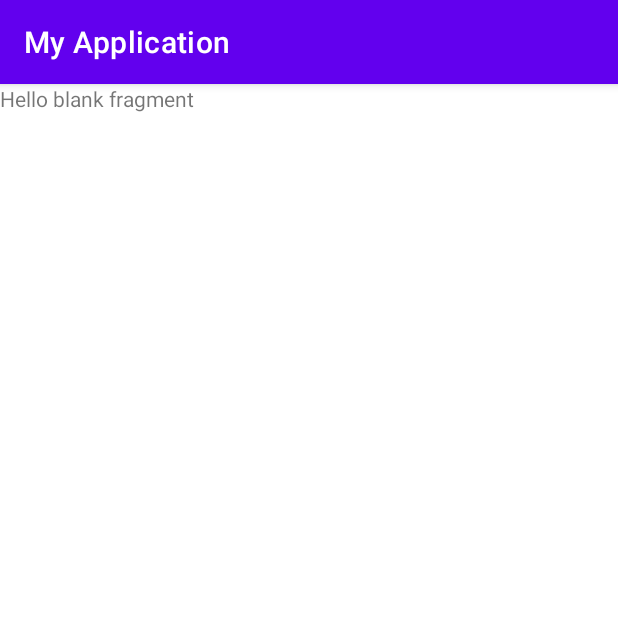
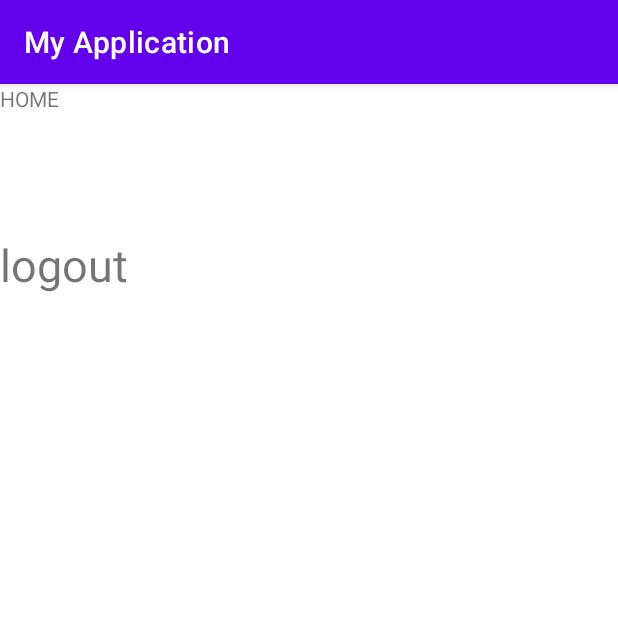
Before and after one commit to AmirKakDela/kotlin_todo-app, an Android app: the HomeFragment screen opened through its navigation route, on a phone screen of 412 x 824 dp, the top half of it. Run offline under Robolectric (Android 15) with nearby library versions, the phone set to English and light mode, and no system bars; our stand-ins replace Firebase (no records; nobody signed in at launch, a user with empty details on screens opened directly); 1 statement that could not run was skipped.

```diff
--- a/app/src/main/java/com/example/myapplication/fragments/HomeFragment.kt
+++ b/app/src/main/java/com/example/myapplication/fragments/HomeFragment.kt
@@ -5,56 +5,42 @@ import androidx.fragment.app.Fragment
 import android.view.LayoutInflater
 import android.view.View
 import android.view.ViewGroup
+import androidx.navigation.NavController
+import androidx.navigation.Navigation
 import com.example.myapplication.R
+import com.example.myapplication.databinding.FragmentHomeBinding
+import com.google.firebase.auth.FirebaseAuth
 
-// TODO: Rename parameter arguments, choose names that match
-// the fragment initialization parameters, e.g. ARG_ITEM_NUMBER
-private const val ARG_PARAM1 = "param1"
-private const val ARG_PARAM2 = "param2"
-
-/**
- * A simple [Fragment] subclass.
- * Use the [HomeFragment.newInstance] factory method to
- * create an instance of this fragment.
- */
 class HomeFragment : Fragment() {
-    // TODO: Rename and change types of parameters
-    private var param1: String? = null
-    private var param2: String? = null
-
-    override fun onCreate(savedInstanceState: Bundle?) {
-        super.onCreate(savedInstanceState)
-        arguments?.let {
-            param1 = it.getString(ARG_PARAM1)
-            param2 = it.getString(ARG_PARAM2)
-        }
-    }
+    private lateinit var mAuth: FirebaseAuth
+    private lateinit var navController: NavController
+    private lateinit var binding: FragmentHomeBinding
 
     override fun onCreateView(
         inflater: LayoutInflater, container: ViewGroup?,
         savedInstanceState: Bundle?
-    ): View? {
-        // Inflate the layout for this fragment
-        return inflater.inflate(R.layout.fragment_home, container, false)
+    ): View {
+        binding = FragmentHomeBinding.inflate(inflater, container, false)
+        return binding.root
     }
 
-    companion object {
-        /**
-         * Use this factory method to create a new instance of
-         * this fragment using the provided parameters.
-         *
-         * @param param1 Parameter 1.
-         * @param param2 Parameter 2.
-         * @return A new instance of fragment HomeFragment.
-         */
-        // TODO: Rename and change types and number of parameters
-        @JvmStatic
-        fun newInstance(param1: String, param2: String) =
-            HomeFragment().apply {
-                arguments = Bundle().apply {
-                    putString(ARG_PARAM1, param1)
-                    putString(ARG_PARAM2, param2)
-                }
-            }
+    override fun onViewCreated(view: View, savedInstanceState: Bundle?) {
+        super.onViewCreated(view, savedInstanceState)
+
+        binding.logout.setOnClickListener {
+            logout()
+        }
+
+        init(view)
+    }
+
+    private fun logout() {
+        mAuth.signOut()
+        navController.navigate(R.id.action_homeFragment_to_signInFragment)
+    }
+
+    private fun init(view: View) {
+        mAuth = FirebaseAuth.getInstance()
+        navController = Navigation.findNavController(view)
     }
 }
--- a/app/src/main/java/com/example/myapplication/fragments/SplashFragment.kt
+++ b/app/src/main/java/com/example/myapplication/fragments/SplashFragment.kt
@@ -11,6 +11,7 @@ import androidx.navigation.NavController
 import androidx.navigation.Navigation
 import com.example.myapplication.R
 import com.google.firebase.auth.FirebaseAuth
+
 class SplashFragment : Fragment() {
 
 
@@ -38,7 +39,6 @@ class SplashFragment : Fragment() {
                 navController.navigate(R.id.action_splashFragment_to_homeFragment)
             else
                 navController.navigate(R.id.action_splashFragment_to_signInFragment)
-
         }, 2000)
     }
 
--- a/app/src/main/res/layout/fragment_home.xml
+++ b/app/src/main/res/layout/fragment_home.xml
@@ -9,6 +9,16 @@
     <TextView
         android:layout_width="match_parent"
         android:layout_height="match_parent"
-        android:text="@string/hello_blank_fragment" />
+        android:text="HOME" />
+
+    <TextView
+        android:id="@+id/logout"
+        android:layout_width="match_parent"
+        android:layout_height="match_parent"
+        android:textSize="30sp"
+        android:text="logout"
+        android:layout_marginTop="100dp"
+        />
+
 
 </FrameLayout>
--- a/app/src/main/res/layout/fragment_splash.xml
+++ b/app/src/main/res/layout/fragment_splash.xml
@@ -9,6 +9,6 @@
     <TextView
         android:layout_width="match_parent"
         android:layout_height="match_parent"
-        android:text="@string/hello_blank_fragment" />
+        android:text="SPLASH" />
 
 </FrameLayout>
--- a/app/src/main/res/navigation/nav_graph.xml
+++ b/app/src/main/res/navigation/nav_graph.xml
@@ -45,5 +45,9 @@
         android:id="@+id/homeFragment"
         android:name="com.example.myapplication.fragments.HomeFragment"
         android:label="fragment_home"
-        tools:layout="@layout/fragment_home" />
+        tools:layout="@layout/fragment_home" >
+        <action
+            android:id="@+id/action_homeFragment_to_signInFragment"
+            app:destination="@id/signInFragment" />
+    </fragment>
 </navigation>
```
